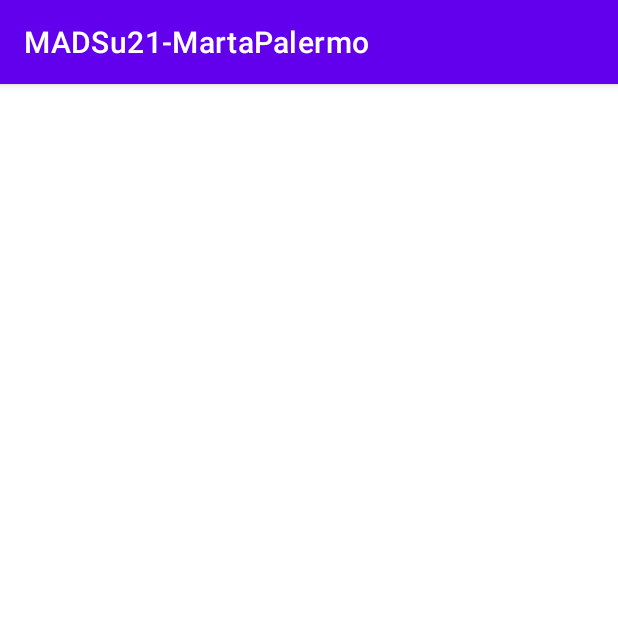
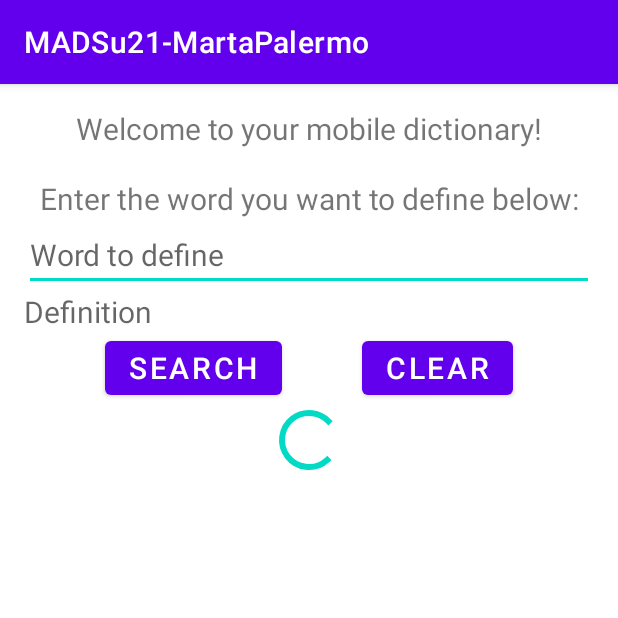
Before and after one commit to martapalermo/5520_SemesterApp, an Android app: the A6 screen opened directly, with no data from a screen before it, on a phone screen of 412 x 824 dp, the top half of it. Run offline under Robolectric (Android 15) with nearby library versions, the phone set to English and light mode, and no system bars.

Commit message:
added clear btn

```diff
--- a/app/src/main/AndroidManifest.xml
+++ b/app/src/main/AndroidManifest.xml
@@ -16,7 +16,6 @@
         android:theme="@style/Theme.MADSu21MartaPalermo"
         android:usesCleartextTraffic="true"
         tools:targetAPI="m">
-        <activity android:name=".A6"></activity>
         <activity android:name=".MainActivity">
             <intent-filter>
                 <category android:name="android.intent.category.LAUNCHER" />
@@ -35,8 +34,13 @@
             android:name=".A4"
             android:configChanges="orientation|screenSize|keyboardHidden" />
         <activity
+            android:name=".A6"
+            android:configChanges="orientation|screenSize|keyboardHidden" />
+        <activity
             android:name=".A5"
             android:configChanges="orientation|screenSize|keyboardHidden">
+
+
             <intent-filter>
                 <category android:name="android.intent.category.LAUNCHER" />
             </intent-filter>
--- a/app/src/main/java/edu/neu/madcourse/madsu21_martapalermo/A6.java
+++ b/app/src/main/java/edu/neu/madcourse/madsu21_martapalermo/A6.java
@@ -3,12 +3,54 @@ package edu.neu.madcourse.madsu21_martapalermo;
 import androidx.appcompat.app.AppCompatActivity;
 
 import android.os.Bundle;
+import android.view.View;
+import android.widget.Button;
+import android.widget.EditText;
+import android.widget.ProgressBar;
+import android.widget.TextView;
 
 public class A6 extends AppCompatActivity {
+
+    String url;
+    private TextView showDef;
+    private EditText enterWord;
+    private ProgressBar progressBar;
 
     @Override
     protected void onCreate(Bundle savedInstanceState) {
         super.onCreate(savedInstanceState);
         setContentView(R.layout.activity_at_your_service);
+
+        Button searchBtn = findViewById(R.id.searchBtn);
+
+        Button clearBtn = findViewById(R.id.clearBtn);
+        clearBtn.setOnClickListener(v -> {
+            TextView def = findViewById(R.id.showDef);
+            if (v.getId() == R.id.clearBtn) {
+                def.setText("");
+            }
+        });
+
+        showDef = findViewById(R.id.showDef);
+        enterWord = findViewById(R.id.enterWord);
+//        progressBar = findViewById(R.id.progressBar);
     }
+    private String dictionaryEntries() {
+        final String language = "en-gb";
+        final String word = enterWord.getText().toString(); // we're gonna get meaning of entered word
+        final String fields = "definitions"; // replace with whatever field we want
+        final String strictMatch = "false";
+        final String word_id = word.toLowerCase();
+        return "https://od-api.oxforddictionaries.com:443/api/v2/entries/" + language + "/" + word_id + "?" + "fields=" + fields + "&strictMatch=" + strictMatch;
+    }
+
+    public void sendRequestOnClick(View v){
+        DictionaryRequest dR = new DictionaryRequest(this, showDef);
+        url = dictionaryEntries();
+        dR.execute(url);
+    }
+
+
+
+
 }
--- a/app/src/main/res/layout/activity_at_your_service.xml
+++ b/app/src/main/res/layout/activity_at_your_service.xml
@@ -4,6 +4,74 @@
     xmlns:tools="http://schemas.android.com/tools"
     android:layout_width="match_parent"
     android:layout_height="match_parent"
+    android:padding="16dp"
     tools:context=".A6">
 
+    <TextView
+        android:id="@+id/prompt"
+        android:layout_width="match_parent"
+        android:layout_height="wrap_content"
+        android:text="Welcome to your mobile dictionary!\n\nEnter the word you want to define below:"
+        android:textSize="20dp"
+        android:textAlignment="center"
+        app:layout_constraintBottom_toTopOf="@id/enterWord"
+        app:layout_constraintLeft_toLeftOf="parent"
+        app:layout_constraintRight_toRightOf="parent"
+        app:layout_constraintTop_toTopOf="parent" />
+
+    <EditText
+        android:id="@+id/enterWord"
+        android:layout_width="match_parent"
+        android:layout_height="wrap_content"
+        android:hint="Word to define "
+        android:textSize="20dp"
+        app:layout_constraintBottom_toTopOf="@+id/showDef"
+        app:layout_constraintHorizontal_bias="1.0"
+        app:layout_constraintLeft_toLeftOf="parent"
+        app:layout_constraintRight_toRightOf="parent"
+        app:layout_constraintTop_toBottomOf="@id/prompt" />
+
+    <TextView
+        android:id="@+id/showDef"
+        android:layout_width="match_parent"
+        android:layout_height="wrap_content"
+        app:layout_constraintTop_toBottomOf="@+id/enterWord"
+        app:layout_constraintLeft_toLeftOf="parent"
+        app:layout_constraintRight_toRightOf="parent"
+        app:layout_constraintBottom_toTopOf="@+id/searchBtn"
+        android:scrollbars="vertical"
+        android:hint="Definition"
+        android:textSize="20dp"/>
+
+    <Button
+        android:id="@+id/searchBtn"
+        android:layout_width="wrap_content"
+        android:layout_height="wrap_content"
+        android:onClick="sendRequestOnClick"
+        android:text="Search"
+        android:textSize="20dp"
+        app:layout_constraintLeft_toLeftOf="parent"
+        app:layout_constraintRight_toLeftOf="@id/clearBtn"
+        app:layout_constraintTop_toBottomOf="@id/showDef" />
+
+    <Button
+        android:id="@+id/clearBtn"
+        android:layout_width="wrap_content"
+        android:layout_height="wrap_content"
+        android:text="Clear"
+        android:textSize="20dp"
+        app:layout_constraintTop_toBottomOf="@id/showDef"
+        app:layout_constraintLeft_toRightOf="@id/searchBtn"
+        app:layout_constraintRight_toRightOf="parent"
+        />
+
+    <ProgressBar
+        android:id="@+id/progressBar"
+        android:layout_width="wrap_content"
+        android:layout_height="wrap_content"
+        android:indeterminate="true"
+        app:layout_constraintLeft_toLeftOf="parent"
+        app:layout_constraintRight_toRightOf="parent"
+        app:layout_constraintTop_toBottomOf="@id/searchBtn"/>
+
 </androidx.constraintlayout.widget.ConstraintLayout>
```
Also changed, not shown: app/src/main/java/edu/neu/madcourse/madsu21_martapalermo/DictionaryRequest.java (+85 -1 lines).
